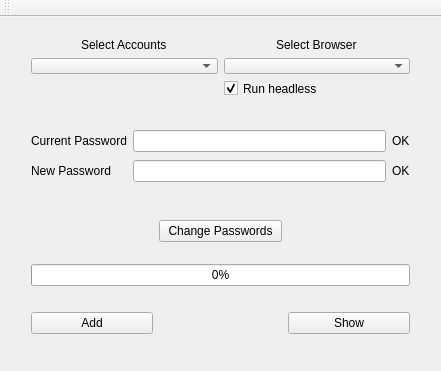
Old version of the form ui/mainwindow.ui in the repository QVllasa/PasswordManager.
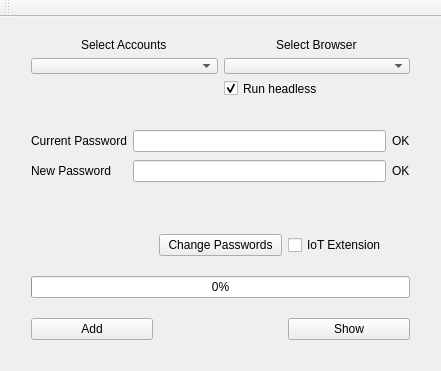
New version of the form. Icons and pictures are not drawn.

Diff of the .ui file:
```diff
--- a/ui/mainwindow.ui
+++ b/ui/mainwindow.ui
@@ -154,23 +154,10 @@
       <x>20</x>
       <y>192</y>
       <width>401</width>
-      <height>136</height>
+      <height>159</height>
      </rect>
     </property>
     <layout class="QGridLayout" name="gridLayout_3">
-     <item row="0" column="2">
-      <spacer name="verticalSpacer">
-       <property name="orientation">
-        <enum>Qt::Vertical</enum>
-       </property>
-       <property name="sizeHint" stdset="0">
-        <size>
-         <width>20</width>
-         <height>40</height>
-        </size>
-       </property>
-      </spacer>
-     </item>
      <item row="2" column="0" colspan="3">
       <widget class="QProgressBar" name="progressBar">
        <property name="autoFillBackground">
@@ -190,6 +177,13 @@
        </property>
       </widget>
      </item>
+     <item row="3" column="2">
+      <widget class="QPushButton" name="showButton">
+       <property name="text">
+        <string>Show</string>
+       </property>
+      </widget>
+     </item>
      <item row="0" column="1">
       <widget class="QPushButton" name="pushButton">
        <property name="text">
@@ -197,46 +191,20 @@
        </property>
       </widget>
      </item>
-     <item row="3" column="0" colspan="3">
-      <spacer name="horizontalSpacer">
-       <property name="orientation">
-        <enum>Qt::Horizontal</enum>
-       </property>
-       <property name="sizeHint" stdset="0">
-        <size>
-         <width>40</width>
-         <height>20</height>
-        </size>
-       </property>
-      </spacer>
-     </item>
-     <item row="1" column="1">
-      <spacer name="verticalSpacer_2">
-       <property name="orientation">
-        <enum>Qt::Vertical</enum>
-       </property>
-       <property name="sizeHint" stdset="0">
-        <size>
-         <width>20</width>
-         <height>40</height>
-        </size>
-       </property>
-      </spacer>
-     </item>
-     <item row="4" column="2">
-      <widget class="QPushButton" name="showButton">
-       <property name="text">
-        <string>Show</string>
-       </property>
-      </widget>
-     </item>
-     <item row="4" column="0">
+     <item row="3" column="0">
       <widget class="QPushButton" name="addButton">
        <property name="text">
         <string>Add</string>
        </property>
       </widget>
      </item>
+     <item row="0" column="2">
+      <widget class="QCheckBox" name="iot">
+       <property name="text">
+        <string>IoT Extension</string>
+       </property>
+      </widget>
+     </item>
     </layout>
    </widget>
   </widget>
```
